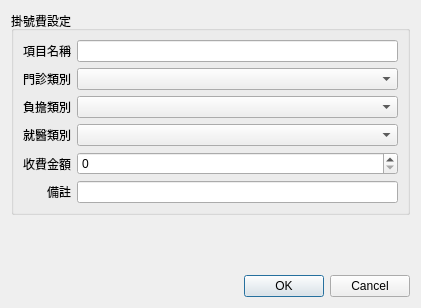
Old version of the form ui/dialog_input_regist.ui in the repository picacat/pyMedical.
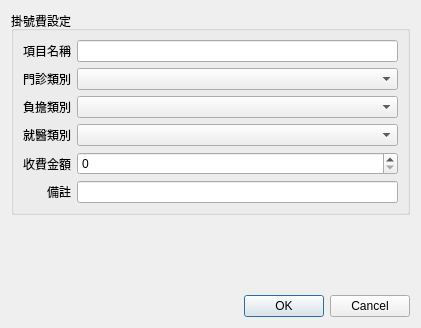
New version of the form.

What changed in the file:
```diff
--- a/ui/dialog_input_regist.ui
+++ b/ui/dialog_input_regist.ui
@@ -10,7 +10,7 @@
     <x>0</x>
     <y>0</y>
     <width>421</width>
-    <height>308</height>
+    <height>328</height>
    </rect>
   </property>
   <property name="sizePolicy">
```
Left out of the diff: 8 changed lines with no effect on the pictures.
